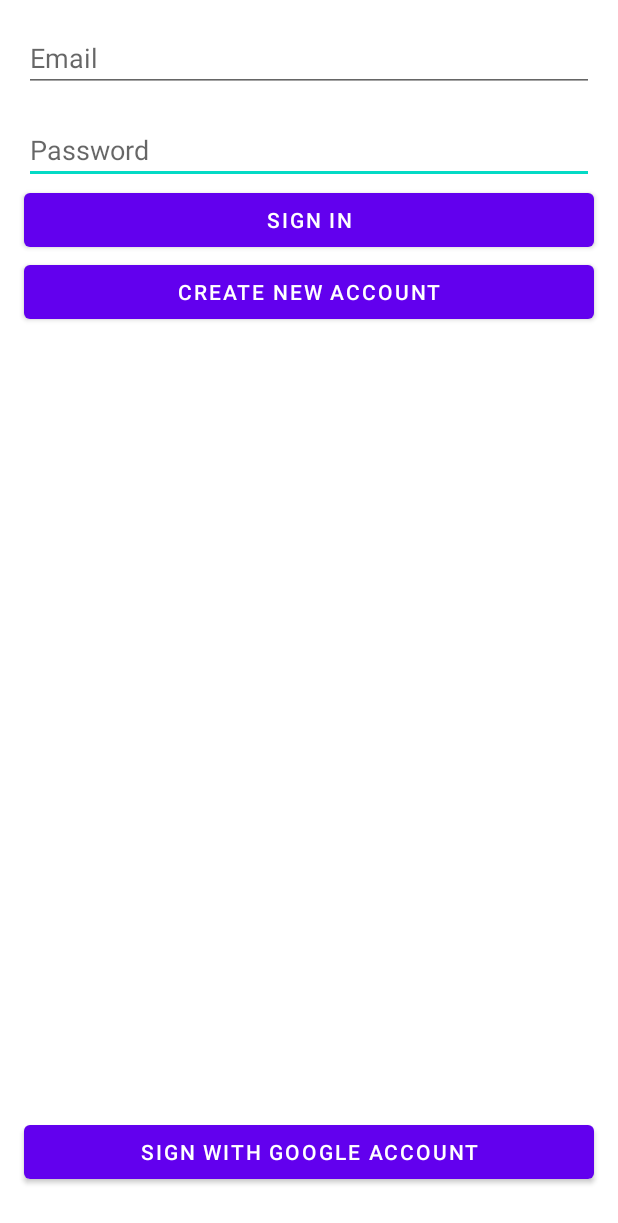
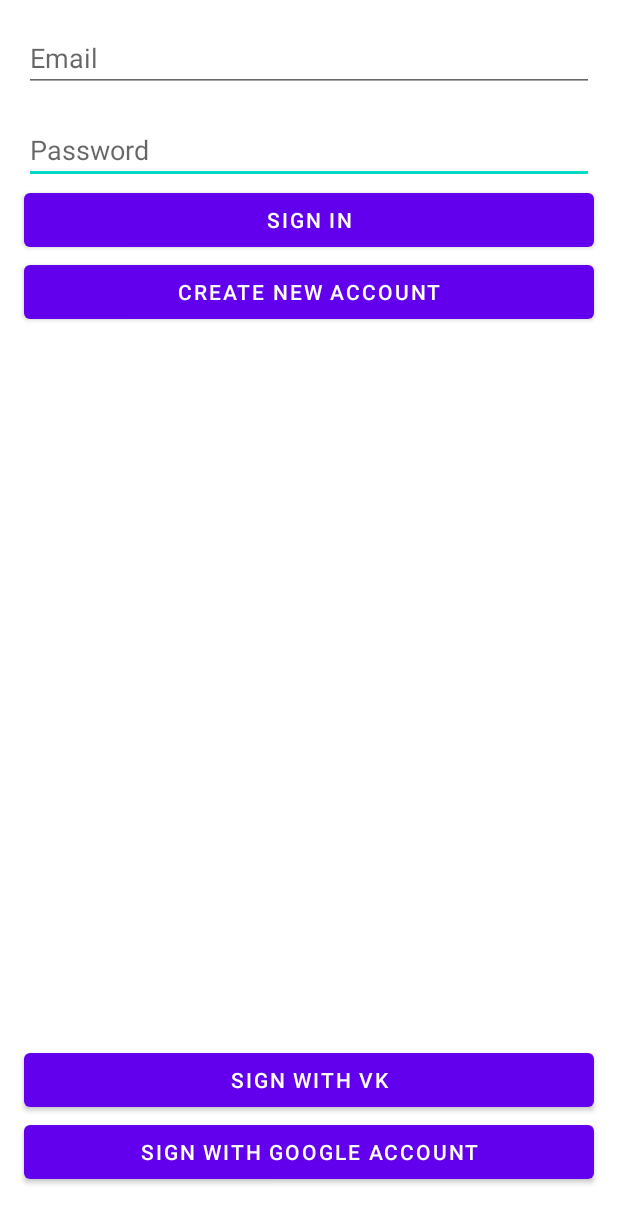
Before and after one commit to Keslerdk/memes, an Android app: the screen it shows after launch (Entry), after a tap on "SIGN WITH GOOGLE ACCOUNT", on a phone screen of 412 x 824 dp. Shown: the top 1223 px of the screen. Run offline under Robolectric (Android 15) with nearby library versions, the phone set to English and light mode, and no system bars; our stand-ins replace Firebase (no records; nobody signed in at launch, a user with empty details on screens opened directly); 1 statement that could not run was skipped.

Commit message:
sign in with vk RAW

```diff
--- a/app/build.gradle
+++ b/app/build.gradle
@@ -42,4 +42,6 @@ dependencies {
     implementation platform('com.google.firebase:firebase-bom:26.4.0')
     implementation 'com.google.firebase:firebase-auth:20.0.2'
     implementation 'com.google.android.gms:play-services-auth:19.0.0'
+
+    implementation 'com.vk:androidsdk:2.2.0'
 }
--- a/app/src/main/AndroidManifest.xml
+++ b/app/src/main/AndroidManifest.xml
@@ -1,7 +1,7 @@
 <?xml version="1.0" encoding="utf-8"?>
 <manifest xmlns:android="http://schemas.android.com/apk/res/android"
     package="com.example.memes">
-
+    <uses-permission android:name="android.permission.INTERNET"/>
     <application
         android:allowBackup="true"
         android:icon="@mipmap/ic_launcher"
--- a/app/src/main/java/com/example/memes/Entry.java
+++ b/app/src/main/java/com/example/memes/Entry.java
@@ -23,11 +23,23 @@ import com.google.firebase.auth.AuthResult;
 import com.google.firebase.auth.FirebaseAuth;
 import com.google.firebase.auth.FirebaseUser;
 import com.google.firebase.auth.GoogleAuthProvider;
+import com.vk.api.sdk.VK;
+import com.vk.api.sdk.VKApiCallback;
+import com.vk.api.sdk.auth.VKAuthCallback;
+import com.vk.api.sdk.auth.VKScope;
+
+import org.jetbrains.annotations.NotNull;
+
+import java.util.Arrays;
+
+
 
 public class Entry extends AppCompatActivity {
     private static final int RC_SIGN_IN = 120;
     private FirebaseAuth mAuth;
+
     private GoogleSignInClient googleSignInClient;
+
 
     private EditText Elogin;
     private EditText Epassword;
@@ -35,6 +47,7 @@ public class Entry extends AppCompatActivity {
     private Button SignIn;
     private Button newAcc;
     private Button googleSignIn;
+    private Button vkAuth;
 
 
     @Override
@@ -49,12 +62,15 @@ public class Entry extends AppCompatActivity {
                 .build();
         googleSignInClient = GoogleSignIn.getClient(this, gso);
 
+        VK.initialize(this);
+
         Elogin = (EditText) findViewById(R.id.editLogin);
         Epassword = (EditText) findViewById(R.id.editPassword);
 
         SignIn = (Button) findViewById(R.id.signIn);
         newAcc = (Button) findViewById(R.id.newAcc);
         googleSignIn = (Button) findViewById(R.id.googleSighIn);
+        vkAuth = (Button) findViewById(R.id.vkAuth);
 
         SignIn.setOnClickListener(new View.OnClickListener() {
             @Override
@@ -72,7 +88,13 @@ public class Entry extends AppCompatActivity {
         googleSignIn.setOnClickListener(new View.OnClickListener() {
             @Override
             public void onClick(View v) {
-                signIn();
+                signInGoogle();
+            }
+        });
+        vkAuth.setOnClickListener(new View.OnClickListener() {
+            @Override
+            public void onClick(View v) {
+                VK.login(Entry.this, Arrays.asList(VKScope.WALL, VKScope.PHOTOS));
             }
         });
     }
@@ -101,15 +123,16 @@ public class Entry extends AppCompatActivity {
         });
     }
 
-    private void signIn() {
+    private void signInGoogle() {
         Intent signInIntent = googleSignInClient.getSignInIntent();
         startActivityForResult(signInIntent, RC_SIGN_IN);
     }
 
     @Override
-    public void onActivityResult(int requestCode, int resultCode, Intent data) {
+    public void onActivityResult(int requestCode, int resultCode, Intent  data) {
+        switch (resultCode) {
+            case RC_SIGN_IN:
                 super.onActivityResult(requestCode, resultCode, data);
-
                 // Result returned from launching the Intent from GoogleSignInApi.getSignInIntent(...);
                 if (requestCode == RC_SIGN_IN) {
                     Task<GoogleSignInAccount> task = GoogleSignIn.getSignedInAccountFromIntent(data);
@@ -126,7 +149,27 @@ public class Entry extends AppCompatActivity {
                     }
 
                 }
+                break;
+            default:
+                VKApiCallback callback = new VKApiCallback() {
+                    @Override
+                    public void success(Object o) {
+                        Toast.makeText(Entry.this, "Good", Toast.LENGTH_SHORT);
                     }
+
+                    @Override
+                    public void fail(@NotNull Exception e) {
+                        Toast.makeText(Entry.this, "Error", Toast.LENGTH_SHORT);
+                    }
+                };
+//                if (data == null || !VK.onActivityResult(requestCode, resultCode, data, (VKAuthCallback) callback)) {
+//                    Toast.makeText(Entry.this, "Error2", Toast.LENGTH_SHORT);
+//                    super.onActivityResult(requestCode, resultCode, data);
+//                }
+                break;
+        }
+    }
+
 
     private void firebaseAuthWithGoogle(String idToken) {
         AuthCredential credential = GoogleAuthProvider.getCredential(idToken, null);
--- a/app/src/main/res/layout/activity_entry.xml
+++ b/app/src/main/res/layout/activity_entry.xml
@@ -67,4 +67,13 @@
         app:layout_constraintBottom_toBottomOf="parent"
         app:layout_constraintEnd_toEndOf="parent"
         app:layout_constraintStart_toStartOf="parent" />
+
+    <Button
+        android:id="@+id/vkAuth"
+        android:layout_width="0dp"
+        android:layout_height="wrap_content"
+        android:text="sign with vk"
+        app:layout_constraintBottom_toTopOf="@+id/googleSighIn"
+        app:layout_constraintEnd_toEndOf="@+id/googleSighIn"
+        app:layout_constraintStart_toStartOf="@+id/googleSighIn" />
 </androidx.constraintlayout.widget.ConstraintLayout>
--- a/app/src/main/res/values/strings.xml
+++ b/app/src/main/res/values/strings.xml
@@ -1,3 +1,4 @@
 <resources>
+    <integer name="com_vk_sdk_AppId">7746183</integer>
     <string name="app_name">memes</string>
 </resources>
```
Also changed, not shown: app/src/main/java/com/example/memes/SampleApplication.java (added, +22 -0 lines), app/src/main/java/com/example/memes/VkAuth.java (added, +24 -0 lines). Lines whose indentation alone changed are shown as unchanged.
